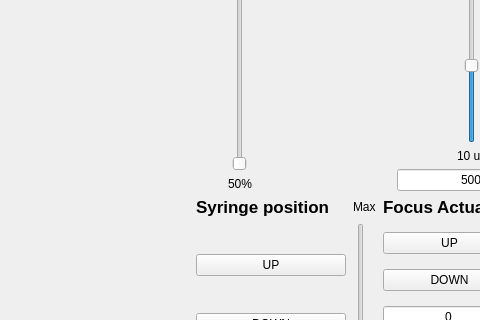
The window that ulc_mm_package/QtGUI/liveview.ui (czbiohub-sf/ulc-malaria-scope) describes before a commit, drawn with Qt 5; both pictures show x 800 to 1280 and y 145 to 465 of the 1386 by 855 pixel window.
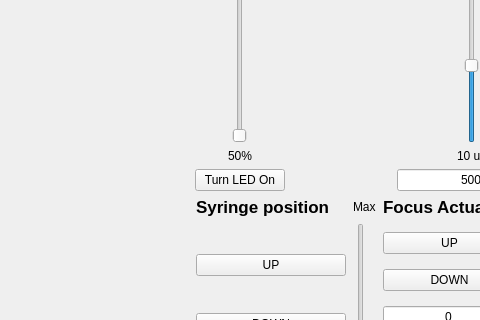
The same window after the commit. Custom widgets are drawn as their Qt base class.

Commit message: LED toggle button.

Diff of the .ui file:
```diff
--- a/ulc_mm_package/QtGUI/liveview.ui
+++ b/ulc_mm_package/QtGUI/liveview.ui
@@ -437,6 +437,13 @@
           </property>
          </widget>
         </item>
+        <item>
+         <widget class="QPushButton" name="btnLEDToggle">
+          <property name="text">
+           <string>Turn LED On</string>
+          </property>
+         </widget>
+        </item>
        </layout>
       </item>
       <item row="0" column="2">
```
The commit also changes 2 other files.
